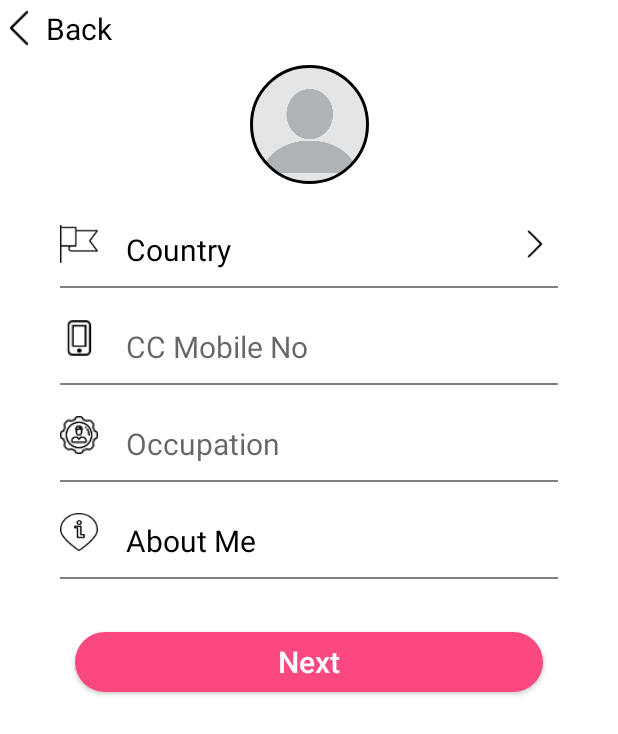
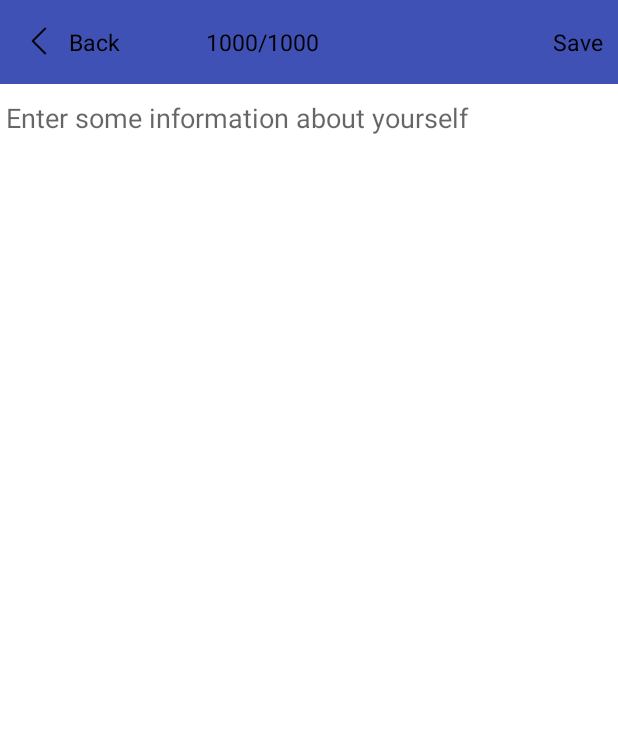
Before and after one commit to lanetteammonika/TendetWatch, an Android app: the screen it shows after launch (SignUp before the commit, AboutMe after it), on a phone screen of 412 x 824 dp. Shown: the top 734 px of the screen. Run offline under Robolectric (Android 15) with nearby library versions, the light colour scheme and no system bars.

Commit message:
display country code from selected country in signup

```diff
--- /dev/null
+++ b/TenderWatch/app/src/main/java/com/tenderWatch/AboutMe.java
@@ -0,0 +1,92 @@
+package com.tenderWatch;
+
+import android.annotation.TargetApi;
+import android.os.Build;
+import android.os.Bundle;
+import android.support.v7.app.ActionBar;
+import android.support.v7.app.AppCompatActivity;
+import android.support.v7.widget.Toolbar;
+import android.text.Editable;
+import android.text.TextWatcher;
+import android.view.LayoutInflater;
+import android.view.View;
+import android.widget.EditText;
+import android.widget.ImageButton;
+import android.widget.TextView;
+import android.widget.Toast;
+
+import com.tenderWatch.SharedPreference.SharedPreference;
+
+public class AboutMe extends AppCompatActivity {
+
+    EditText edtAbotMe;
+    TextView txtCount;
+    int textCount=0;
+    private Toolbar mToolbar;
+    @Override
+    protected void onCreate(Bundle savedInstanceState) {
+        super.onCreate(savedInstanceState);
+        setContentView(R.layout.activity_about_me);
+//        toolbar = (Toolbar) findViewById(R.id.toolbar3);
+//        if (Build.VERSION.SDK_INT >= Build.VERSION_CODES.LOLLIPOP) {
+//            setActionBar(toolbar);
+//        }
+
+        mToolbar = (Toolbar) findViewById(R.id.mtoolbar2);
+        setSupportActionBar(mToolbar);
+
+        setTitle(getString(R.string.app_name));
+        mToolbar.setTitleTextColor(getResources().getColor(android.R.color.white));
+//
+//        ActionBar mActionBar = getSupportActionBar();
+//        mActionBar.setDisplayShowHomeEnabled(false);
+//        mActionBar.setDisplayShowTitleEnabled(false);
+//        LayoutInflater mInflater = LayoutInflater.from(this);
+//
+//        View mCustomView = mInflater.inflate(R.layout.custom_actionbar, null);
+//        TextView mTitleTextView = (TextView) mCustomView.findViewById(R.id.txt_count);
+//        mTitleTextView.setText("My Own Title");
+//
+//        txtCount = (TextView) mCustomView
+//                .findViewById(R.id.txt_count);
+//        mActionBar.setCustomView(mCustomView);
+//        mActionBar.setDisplayShowCustomEnabled(true);
+//        mActionBar.
+       // getSupportActionBar().setDisplayShowCustomEnabled(true);
+        edtAbotMe=(EditText) findViewById(R.id.txt_aboutme);
+        txtCount=(TextView) findViewById(R.id.txt_count);
+        edtAbotMe.addTextChangedListener(new TextWatcher() {
+            @Override
+            public void beforeTextChanged(CharSequence s, int start, int count, int after) {
+               //
+                if(s==" "){
+                    textCount=textCount+1;
+                }else{
+                    textCount=textCount+1;
+                }
+                String counttext= String.valueOf(textCount);
+
+                txtCount.setText(counttext);
+                if(textCount==1000){
+                    txtCount.setText(String.valueOf(textCount));
+                    SharedPreference ss= new SharedPreference();
+                    ss.ShowDialog(AboutMe.this,"Up tp 1000 Characters");
+                   // edtAbotMe.setFocusable(false);
+                }
+            }
+
+            @Override
+            public void onTextChanged(CharSequence s, int start, int before, int count) {
+
+            }
+
+            @Override
+            public void afterTextChanged(Editable s) {
+
+            }
+        });
+
+    }
+
+
+}
--- /dev/null
+++ b/TenderWatch/app/src/main/res/layout/activity_about_me.xml
@@ -0,0 +1,99 @@
+<LinearLayout xmlns:android="http://schemas.android.com/apk/res/android"
+    xmlns:tools="http://schemas.android.com/tools"
+    android:layout_width="match_parent"
+    android:layout_height="match_parent"
+    android:orientation="vertical"
+    android:id="@+id/rlCountry"
+    android:focusable="true"
+    android:focusableInTouchMode="true"
+    android:background="#FFF"
+    >
+
+
+
+    <android.support.v7.widget.Toolbar
+        android:id="@+id/mtoolbar2"
+        android:layout_width="match_parent"
+        android:layout_height="?attr/actionBarSize"
+        android:background="?attr/colorPrimary">
+        <RelativeLayout
+            android:id="@+id/toolbar"
+            android:layout_width="match_parent"
+            android:layout_height="wrap_content"
+            android:layout_gravity="top"
+            android:layout_alignParentTop="true"
+            >
+
+            <ImageView
+                android:layout_width="20dp"
+                android:layout_height="20dp"
+                android:src="@drawable/left_arr_3x"
+                android:layout_gravity="center"/>
+
+            <TextView
+                android:id="@+id/txt_count"
+                android:layout_width="wrap_content"
+                android:layout_height="wrap_content"
+                android:layout_alignParentTop="true"
+                android:layout_gravity="center"
+                android:layout_marginLeft="57dp"
+                android:layout_marginStart="57dp"
+                android:layout_toEndOf="@+id/textView2"
+                android:layout_toRightOf="@+id/textView2"
+                android:text="1000"
+                android:textColor="#000"
+                android:textSize="@dimen/text_15" />
+
+            <TextView
+                android:layout_width="wrap_content"
+                android:layout_height="wrap_content"
+                android:layout_alignParentTop="true"
+                android:layout_gravity="center"
+                android:layout_toEndOf="@+id/txt_count"
+                android:layout_toRightOf="@+id/txt_count"
+                android:text="/1000"
+                android:textColor="#000"
+                android:textSize="@dimen/text_15" />
+            <TextView
+                android:layout_width="wrap_content"
+                android:layout_height="wrap_content"
+                android:layout_gravity="center"
+                android:layout_marginLeft="@dimen/value_30"
+                android:text="Back"
+                android:textColor="#000"
+                android:textSize="@dimen/text_15"
+                android:id="@+id/textView2" />
+
+            <TextView
+                android:layout_width="wrap_content"
+                android:layout_height="wrap_content"
+                android:text="Save"
+                android:textColor="#000"
+                android:textSize="@dimen/text_15"
+                android:layout_marginLeft="@dimen/value_30"
+                android:layout_gravity="center"
+                android:layout_alignParentRight="true"
+                android:layout_marginRight="@dimen/value_10"
+                />
+
+        </RelativeLayout>
+    </android.support.v7.widget.Toolbar>
+
+
+
+    <LinearLayout
+        android:layout_width="match_parent"
+        android:layout_height="wrap_content"
+        android:orientation="vertical"
+        >
+        <EditText
+            android:id="@+id/txt_aboutme"
+            android:layout_width="match_parent"
+            android:layout_height="match_parent"
+            android:hint="Enter some information about yourself"
+            android:backgroundTint="@android:color/transparent"
+
+            />
+
+    </LinearLayout>
+</LinearLayout>
--- a/TenderWatch/app/src/main/res/layout/activity_client_signup2.xml
+++ b/TenderWatch/app/src/main/res/layout/activity_client_signup2.xml
@@ -11,6 +11,7 @@
         android:layout_width="match_parent"
         android:layout_height="wrap_content"
         android:layout_marginTop="5dp"
+        android:id="@+id/llback"
         >
 
         <LinearLayout
@@ -68,7 +69,7 @@
             android:layout_marginLeft="@dimen/value_40"
             android:layout_marginRight="@dimen/value_40"
             android:layout_marginTop="@dimen/value_10"
-
+            android:id="@+id/selectCountry"
             >
             <ImageView
                 android:layout_width="25dp"
@@ -78,13 +79,14 @@
                 />
 
             <EditText
-                android:layout_width="match_parent"
+                android:id="@+id/country"
+                android:layout_width="wrap_content"
                 android:layout_height="wrap_content"
                 android:layout_marginLeft="@dimen/value_40"
                 android:text="Country"
                 android:textSize="@dimen/text_20"
                 android:backgroundTint="@android:color/transparent"
-                android:focusable="false"
+android:enabled="false"
                 android:singleLine="true"
                 android:textColor="@color/colorBlack"
                 />
@@ -120,14 +122,15 @@
                 />
 
             <EditText
-                android:layout_width="match_parent"
+                android:layout_width="wrap_content"
                 android:layout_height="wrap_content"
-                android:layout_marginLeft="@dimen/value_40"
+                android:layout_marginLeft="40dp"
                 android:hint="CC Mobile No"
                 android:textSize="@dimen/text_20"
                 android:backgroundTint="@android:color/transparent"
                 android:singleLine="true"
                 android:inputType="number"
+                android:id="@+id/mobileNo"
                 />
 
         </RelativeLayout>
@@ -160,7 +163,9 @@
                 android:hint="Occupation"
                 android:textSize="@dimen/text_20"
                 android:backgroundTint="@android:color/transparent"
-                android:singleLine="true"/>
+                android:singleLine="true"
+                android:id="@+id/occupation"
+                />
 
         </RelativeLayout>
         <View
@@ -177,6 +182,7 @@
             android:layout_marginLeft="@dimen/value_40"
             android:layout_marginRight="@dimen/value_40"
             android:layout_marginTop="@dimen/value_10"
+            android:id="@+id/rlAboutme"
             >
             <ImageView
                 android:layout_width="25dp"
@@ -186,6 +192,7 @@
                 />
 
             <EditText
+                android:id="@+id/edt_aboutme"
                 android:layout_width="match_parent"
                 android:layout_height="wrap_content"
                 android:layout_marginLeft="@dimen/value_40"
@@ -207,7 +214,7 @@
             android:layout_marginBottom="5dp"
             />
         <Button
-            android:id="@+id/btn_client"
+            android:id="@+id/btn_Next"
             android:layout_width="match_parent"
             android:layout_height="40dp"
             android:layout_gravity="center"
--- a/TenderWatch/app/src/main/res/values/strings.xml
+++ b/TenderWatch/app/src/main/res/values/strings.xml
@@ -13,4 +13,5 @@
     <string name="btn_logout_from_google">Logout from Google</string>
     <string name="btn_revoke_access">Revoke Access</string>
     <string name="server_client_id">153589139177-93tafh9qdejtgglpecn95e3u5i30rog5.apps.googleusercontent.com</string>
+    <string name="title_activity_main2">Main2Activity</string>
 </resources>
--- a/TenderWatch/app/src/main/res/values/styles.xml
+++ b/TenderWatch/app/src/main/res/values/styles.xml
@@ -10,8 +10,16 @@
 
     <style name="AppThemeAction" parent="Theme.AppCompat.Light.NoActionBar">
         <!-- Customize your theme here. -->
-        <item name="colorPrimary">@color/colorWhite</item>
-        <item name="colorPrimaryDark">@color/colorWhite</item>
+        <item name="colorPrimary">@color/colorPrimary</item>
+        <item name="colorPrimaryDark">@color/colorPrimary</item>
+        <item name="colorAccent">@color/colorAccent</item>
+        <item name="android:windowLightStatusBar">true</item>
+    </style>
+
+    <style name="App" parent="Theme.AppCompat.Light.DarkActionBar">
+        <!-- Customize your theme here. -->
+        <item name="colorPrimary">@color/colorPrimary</item>
+        <item name="colorPrimaryDark">@color/colorPrimary</item>
         <item name="colorAccent">@color/colorAccent</item>
         <item name="android:windowLightStatusBar">true</item>
     </style>
```
Also changed, not shown: TenderWatch/app/src/main/AndroidManifest.xml (+10 -5 lines), TenderWatch/app/src/main/java/com/tenderWatch/Adapters/IndexingArrayAdapter.java (+23 -2 lines), TenderWatch/app/src/main/java/com/tenderWatch/CountryList.java (+125 -42 lines), TenderWatch/app/src/main/java/com/tenderWatch/Main2Activity.java (added, +29 -0 lines), TenderWatch/app/src/main/java/com/tenderWatch/SignUp.java (+61 -1 lines), TenderWatch/app/src/main/res/layout/activity_country_list.xml (+14 -5 lines), TenderWatch/app/src/main/res/layout/activity_main2.xml (added, +33 -0 lines), TenderWatch/app/src/main/res/layout/content_main2.xml (added, +11 -0 lines), TenderWatch/app/src/main/res/layout/custom_actionbar.xml (added, +74 -0 lines), TenderWatch/app/src/main/res/layout/layout_item.xml (+10 -0 lines), TenderWatch/app/src/main/res/layout/select_contract.xml (added, +79 -0 lines).
